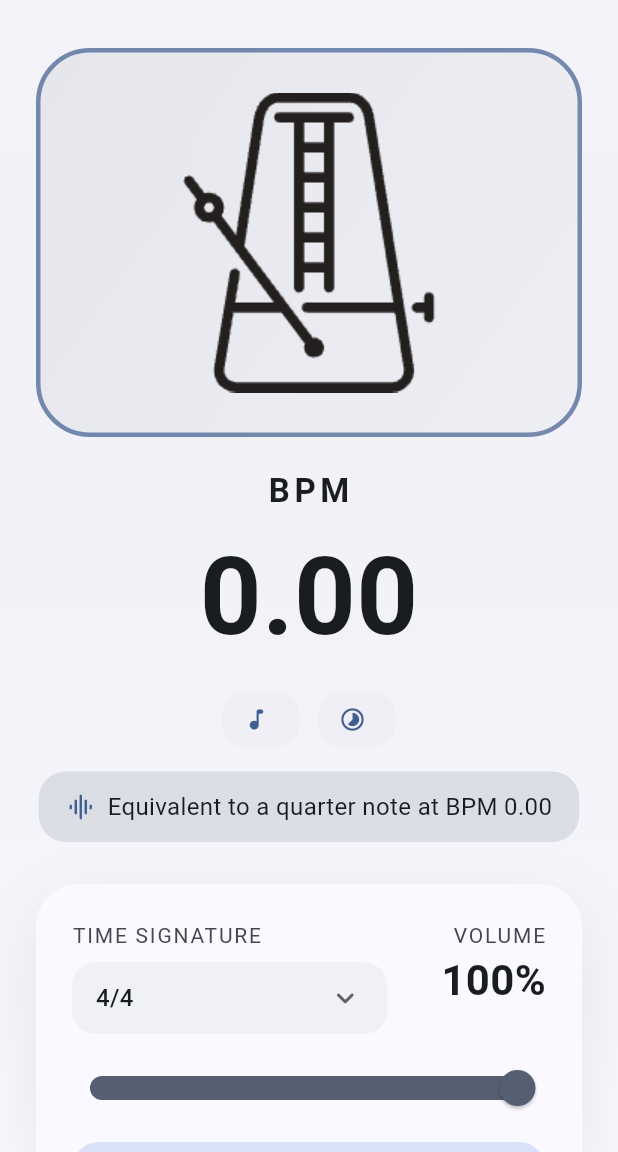
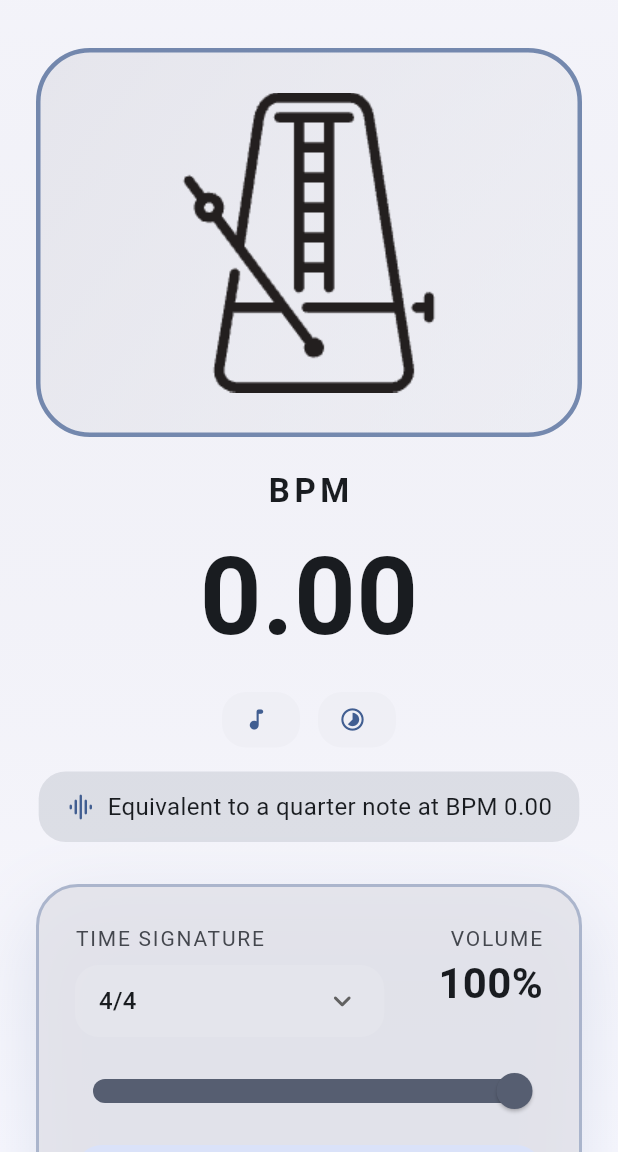
Before and after one commit to ryuya0124/musical_note_calculator, a Flutter app: the MetronomePage screen opened directly with empty values, on a phone screen of 412 x 824 dp, the part 84-1236 px from its top. Run offline on Flutter 3.47's test engine with Material 3 defaults, Android fonts, the phone set to English and light mode, and no system bars; drawn by our look-alikes of dynamic_color; our stand-ins replace shared_preferences; missing offline and left inert: metronome; accounts and stored records are empty; generated files the repository leaves out were written again.

Commit message:
メトロノームのUIカードの色調整とボーダー追加、影の効果を改善

```diff
--- a/lib/Page/metronome_page.dart
+++ b/lib/Page/metronome_page.dart
@@ -332,8 +332,8 @@ class MetronomePageState extends State<MetronomePage>
     final localizations = AppLocalizations.of(context)!;
     final isDark = Theme.of(context).brightness == Brightness.dark;
     final cardColor = isDark
-        ? colorScheme.surfaceContainerHigh.withValues(alpha: 0.4)
-        : colorScheme.surface;
+        ? colorScheme.surfaceContainerHigh.withValues(alpha: 0.55)
+        : colorScheme.surfaceContainerHighest.withValues(alpha: 0.85);
 
     return Container(
       width: double.infinity,
@@ -341,11 +341,16 @@ class MetronomePageState extends State<MetronomePage>
       decoration: BoxDecoration(
         color: cardColor,
         borderRadius: BorderRadius.circular(28),
+        border: Border.all(
+          color: colorScheme.primary.withValues(alpha: 0.35),
+          width: 2,
+        ),
         boxShadow: [
           BoxShadow(
-            color: Colors.black.withValues(alpha: isDark ? 0.35 : 0.08),
-            blurRadius: 40,
-            offset: const Offset(0, 18),
+            color: colorScheme.primary.withValues(alpha: isDark ? 0.35 : 0.15),
+            blurRadius: 45,
+            spreadRadius: 1,
+            offset: const Offset(0, 20),
           ),
         ],
       ),
```
